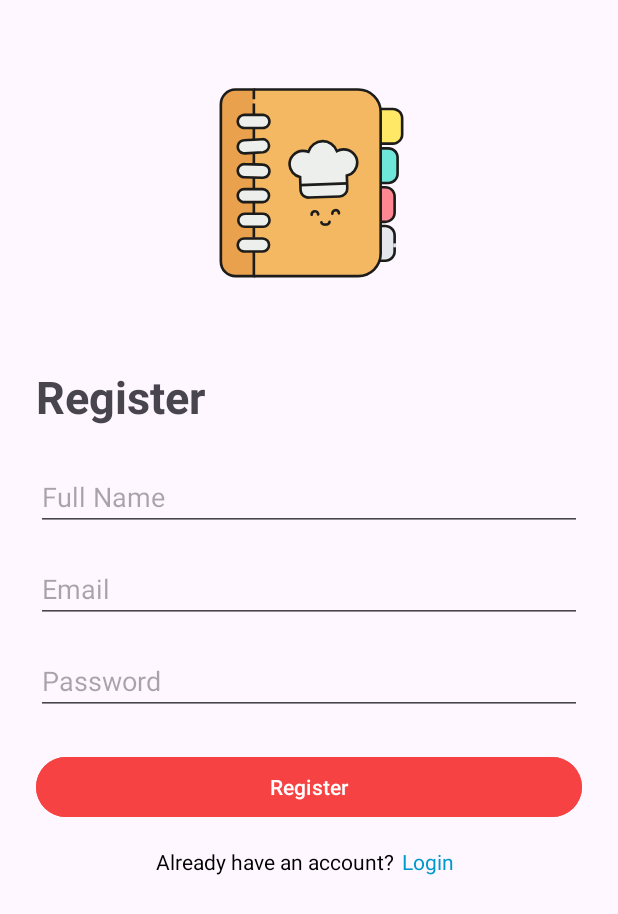
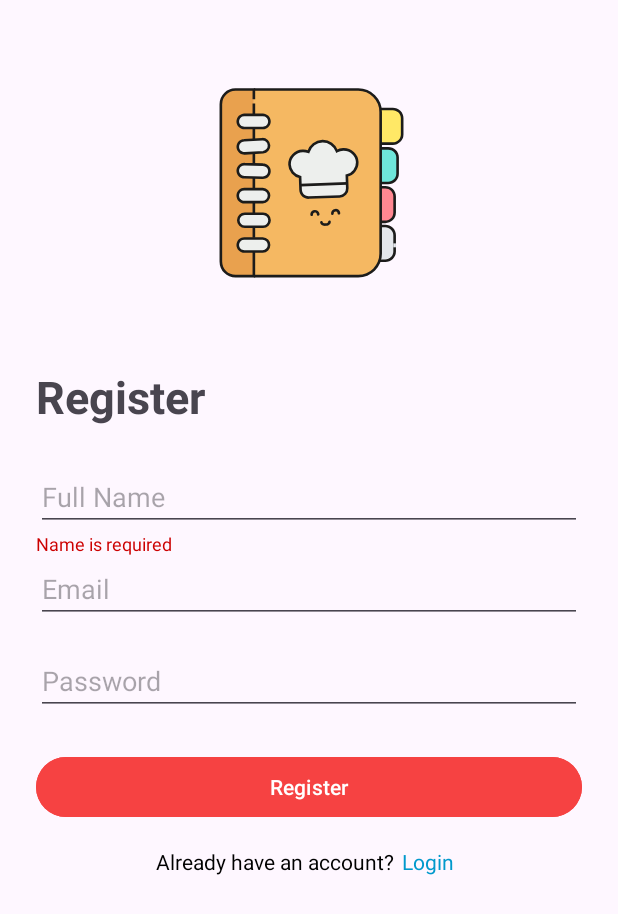
Before and after one commit to Ahmed-Saber-25/final_summer_course, an Android app: the RegisterFragment screen opened through its navigation route, after a tap on "Register", on a phone screen of 412 x 824 dp. Shown: the top 914 px of the screen. Run offline under Robolectric (Android 15) with nearby library versions, the phone set to English and light mode, and no system bars.

Commit message:
Add error handling for login and registration forms with validation messages

```diff
--- a/app/src/main/java/com/example/final_summer_course/features/views/auth/RegisterFragment.kt
+++ b/app/src/main/java/com/example/final_summer_course/features/views/auth/RegisterFragment.kt
@@ -12,7 +12,6 @@ import com.example.final_summer_course.databinding.FragmentRegisterBinding
 import com.example.final_summer_course.features.views.recipe.RecipeActivity
 import com.example.final_summer_course.utils.SharedPref
 import com.example.final_summer_course.utils.User
-
 
 class RegisterFragment : Fragment() {
 
@@ -35,30 +34,7 @@ class RegisterFragment : Fragment() {
             val email = binding.registerEmail.text.toString().trim()
             val password = binding.registerPassword.text.toString().trim()
 
-            if (name.isEmpty() || email.isEmpty() || password.isEmpty()) {
-                Toast.makeText(requireContext(), "Please fill in all fields", Toast.LENGTH_SHORT)
-                    .show()
-            } else if (name.length < 3) {
-                Toast.makeText(
-                    requireContext(),
-                    "Name must be at least 3 characters",
-                    Toast.LENGTH_SHORT
-                ).show()
-            } else if (password.length < 6) {
-                Toast.makeText(
-                    requireContext(),
-                    "Password must be at least 6 characters",
-                    Toast.LENGTH_SHORT
-                ).show()
-            } else {
-                SharedPref.getInstance().saveData("isLoggedIn", true)
-
-                SharedPref.getInstance().saveUser(User(name, email, password))
-
-                val intent = Intent(requireContext(), RecipeActivity::class.java)
-                startActivity(intent)
-                requireActivity().finish()
-            }
+            checkValidation(name, email, password)
         }
 
         binding.loginTitle.setOnClickListener {
@@ -67,6 +43,39 @@ class RegisterFragment : Fragment() {
         }
     }
 
+    fun checkValidation(name: String, email: String, password: String) {
+        binding.errorEmail.visibility = View.GONE
+        binding.errorPassword.visibility = View.GONE
+        binding.errorName.visibility = View.GONE
+        if (name.isEmpty()) {
+            binding.errorName.text = "Name is required"
+            binding.errorName.visibility = View.VISIBLE
+        } else if (name.length < 3) {
+            binding.errorName.text = "Name must be at least 3 characters"
+            binding.errorName.visibility = View.VISIBLE
+        } else if (email.isEmpty()) {
+            binding.errorEmail.text = "Email is required"
+            binding.errorEmail.visibility = View.VISIBLE
+        } else if (password.isEmpty()) {
+            binding.errorPassword.text = "Password is required"
+            binding.errorPassword.visibility = View.VISIBLE
+        } else if (password.length < 6) {
+            binding.errorPassword.text = "Password must be at least 6 characters"
+            binding.errorPassword.visibility = View.VISIBLE
+        } else {
+            binding.errorEmail.visibility = View.GONE
+            binding.errorPassword.visibility = View.GONE
+            binding.errorName.visibility = View.GONE
+            SharedPref.getInstance().saveData("isLoggedIn", true)
+
+            SharedPref.getInstance().saveUser(User(name, email, password))
+
+            val intent = Intent(requireContext(), RecipeActivity::class.java)
+            startActivity(intent)
+            requireActivity().finish()
+        }
+    }
+
     override fun onDestroyView() {
         super.onDestroyView()
         _binding = null
--- a/app/src/main/java/com/example/final_summer_course/features/views/recipe/RecipeListFragment.kt
+++ b/app/src/main/java/com/example/final_summer_course/features/views/recipe/RecipeListFragment.kt
@@ -75,8 +75,8 @@ class RecipeListFragment : Fragment(), NavigationView.OnNavigationItemSelectedLi
 
         GlobalScope.launch(Dispatchers.IO) {
             try {
-                val productResponse = RetrofitHelper.instance.listByFirstLetter("a")
-                val meals = productResponse.meals
+                val mealsResponse = RetrofitHelper.instance.searchMealByName("C")
+                val meals = mealsResponse.meals
 
                 withContext(Dispatchers.Main) {
                     binding.recyclerView.adapter = MealAdapter(meals) { meal ->
@@ -122,8 +122,6 @@ class RecipeListFragment : Fragment(), NavigationView.OnNavigationItemSelectedLi
                 requireActivity().finish()
                 Toast.makeText(context, "Account Deleted Successfully", Toast.LENGTH_SHORT).show()
             }
-
-            R.id.close -> binding.drawerLayout.closeDrawers()
         }
         binding.drawerLayout.closeDrawers()
         return true
--- a/app/src/main/res/layout/fragment_register.xml
+++ b/app/src/main/res/layout/fragment_register.xml
@@ -41,6 +41,17 @@
         app:layout_constraintStart_toStartOf="parent"
         app:layout_constraintTop_toBottomOf="@id/registerTitle" />
 
+    <TextView
+        android:id="@+id/errorName"
+        android:layout_width="0dp"
+        android:layout_height="wrap_content"
+        android:textColor="@android:color/holo_red_dark"
+        android:textSize="12sp"
+        android:visibility="gone"
+        app:layout_constraintEnd_toEndOf="parent"
+        app:layout_constraintStart_toStartOf="parent"
+        app:layout_constraintTop_toBottomOf="@id/registerName" />
+
     <EditText
         android:id="@+id/registerEmail"
         android:layout_width="0dp"
@@ -52,6 +63,17 @@
         app:layout_constraintStart_toStartOf="parent"
         app:layout_constraintTop_toBottomOf="@id/registerName" />
 
+    <TextView
+        android:id="@+id/errorEmail"
+        android:layout_width="0dp"
+        android:layout_height="wrap_content"
+        android:textColor="@android:color/holo_red_dark"
+        android:textSize="12sp"
+        android:visibility="gone"
+        app:layout_constraintEnd_toEndOf="parent"
+        app:layout_constraintStart_toStartOf="parent"
+        app:layout_constraintTop_toBottomOf="@id/registerEmail" />
+
     <EditText
         android:id="@+id/registerPassword"
         android:layout_width="0dp"
@@ -62,6 +84,17 @@
         app:layout_constraintEnd_toEndOf="parent"
         app:layout_constraintStart_toStartOf="parent"
         app:layout_constraintTop_toBottomOf="@id/registerEmail" />
+
+    <TextView
+        android:id="@+id/errorPassword"
+        android:layout_width="0dp"
+        android:layout_height="wrap_content"
+        android:textColor="@android:color/holo_red_dark"
+        android:textSize="12sp"
+        android:visibility="gone"
+        app:layout_constraintEnd_toEndOf="parent"
+        app:layout_constraintStart_toStartOf="parent"
+        app:layout_constraintTop_toBottomOf="@id/registerPassword" />
 
     <Button
         android:id="@+id/btnRegister"
--- a/app/src/main/res/menu/drawer_menu.xml
+++ b/app/src/main/res/menu/drawer_menu.xml
@@ -12,10 +12,6 @@
             android:id="@+id/delete_account"
             android:icon="@drawable/delete"
             android:title="@string/delete_account" />
-        <item
-            android:id="@+id/close"
-            android:icon="@drawable/outline_arrow_back_ios_24"
-            android:title="@string/close" />
     </group>
 
 </menu>
```
Also changed, not shown: app/src/main/java/com/example/final_summer_course/features/views/auth/LoginFragment.kt (+26 -17 lines), app/src/main/res/layout/fragment_login.xml (+22 -0 lines).
